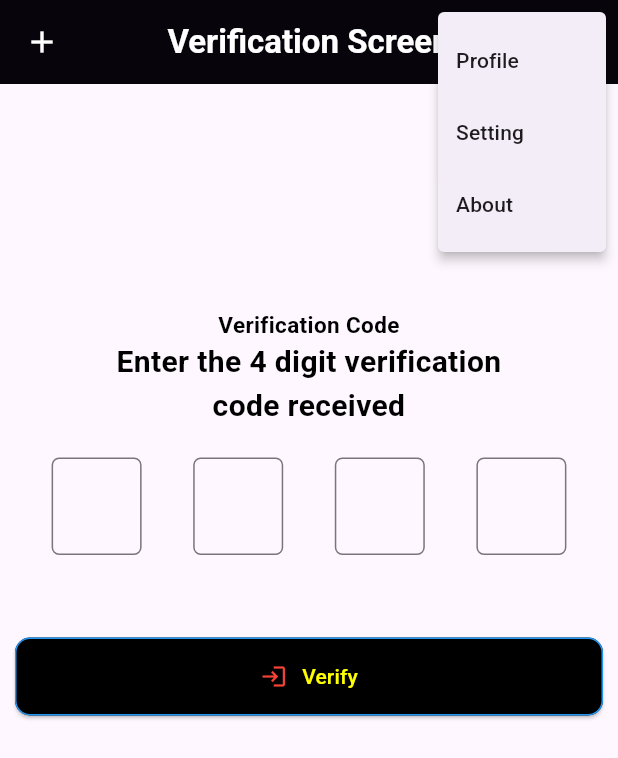
After one commit to Akhi626052/practice_dart_ui, a Flutter app: the OtpPage screen opened directly, after a tap on the "more vert" icon, on a phone screen of 412 x 824 dp. The commit adds this screen. Shown: the top 758 px of the screen. Run offline on Flutter 3.47's test engine with Material 3 defaults, Android fonts, the phone set to English and light mode, and no system bars; our stand-ins replace bloc, firebase_auth, firebase_core, firebase_messaging, flutter_bloc, flutter_local_notifications and 6 more; accounts and stored records are empty.

Commit message:
save all code

```diff
--- a/lib/daily_read_ui_component/show_modal_bottom_sheet.dart
+++ b/lib/daily_read_ui_component/show_modal_bottom_sheet.dart
@@ -122,7 +122,8 @@ class _RepotBottomSheet extends StatelessWidget{
                 child: Container(width: 70,height: 4,
                   decoration: BoxDecoration(
                       color: Colors.black12,
-                      borderRadius: BorderRadius.circular(20)
+                      borderRadius: BorderRadius.circular(20),
+
                   ),
                 )),
             _buildOption("Tell us why you're not interested"),
@@ -156,6 +157,7 @@ class _RepotBottomSheet extends StatelessWidget{
     );
   }
 }
+
 ButtonStyle _buttonStyle(){
   return ElevatedButton.styleFrom(
     padding: EdgeInsets.symmetric(horizontal: 10),
--- /dev/null
+++ b/lib/otp/pages/otp_page.dart
@@ -0,0 +1,275 @@
+import 'package:flutter/material.dart';
+import 'package:flutter/services.dart';
+import '../../widgets/elevated_bt.dart';
+
+void main(){
+  runApp(
+      MaterialApp(
+    home: OtpPage(),
+    debugShowCheckedModeBanner: false,
+  ));
+}
+class OtpPage extends StatefulWidget{
+  const OtpPage({Key? key}) : super(key: key);
+
+  @override
+  State<OtpPage> createState() => _OtpPageState();
+}
+
+class _OtpPageState extends State<OtpPage> {
+  TextEditingController textCon1 = TextEditingController();
+  TextEditingController textCon2 = TextEditingController();
+  TextEditingController textCon3 = TextEditingController();
+  TextEditingController textCon4 = TextEditingController();
+  final focus1 = FocusNode();
+  final focus2 = FocusNode();
+  final focus3 = FocusNode();
+  final focus4 = FocusNode();
+
+  @override
+  void dispose() {
+    textCon1.dispose();
+    textCon2.dispose();
+    textCon3.dispose();
+    textCon4.dispose();
+
+    focus1.dispose();
+    focus2.dispose();
+    focus3.dispose();
+    focus4.dispose();
+
+    super.dispose();
+  }
+  @override
+  Widget build(BuildContext context){
+
+
+    print("OTP page build method called");
+    return PopScope(
+      canPop: true,
+      onPopInvokedWithResult: (didPop, result){
+        print("Back button pressed. didPop: $didPop, result: $result");
+        // Return true to allow the pop, false to prevent it
+        FocusManager.instance.primaryFocus?.unfocus();
+        // return Future.value(true);
+      },
+      child: Scaffold(
+        appBar: AppBar(
+          title: Text("Verification Screen"),
+          backgroundColor: Colors.black,
+          foregroundColor: Colors.white,
+          titleSpacing: 0,
+          centerTitle: true,
+          elevation: 2,
+          titleTextStyle: TextStyle(
+            color: Colors.white,
+            fontSize: 22,
+            fontWeight: FontWeight.bold,
+          ),
+          leading: IconButton(onPressed: (){}, icon: Icon(Icons.add)),
+          actions: [
+            IconButton(onPressed: (){}, icon: Icon(Icons.search)),
+            // IconButton(onPressed: (){}, icon: Icon(Icons.more_vert)),
+              // context: current widget ki information
+              PopupMenuButton<String>(
+                  onSelected: (value){
+
+                      if(value == "profile"){
+                         print("Open Profile screen wait");
+                      }
+                      else if(value=="setting"){
+                         print("Open Setting screen wait");
+                      }
+                      else if(value == "about"){
+                         print("Open About screen wait");
+                      }
+
+                  },
+            itemBuilder: (context)=>[
+              PopupMenuItem(child: Text("Profile"), value: "profile",),
+              PopupMenuItem(child: Text("Setting"), value: "setting",),
+              PopupMenuItem(child: Text("About"), value: "about",),
+            ]),
+          ],
+        ),
+
+        body: GestureDetector(
+          onTap: (){
+            FocusManager.instance.primaryFocus?.unfocus();
+          },
+          child: SingleChildScrollView(
+            scrollDirection: Axis.vertical,
+            child: Column(
+              mainAxisSize: MainAxisSize.max,
+              crossAxisAlignment: CrossAxisAlignment.stretch,
+              children: [
+                SizedBox(height: 150,),
+                Center(child: Text("Verification Code",textAlign: TextAlign.center,key: Key("vr"),style: TextStyle(color: Colors.black, fontSize: 15, fontWeight: FontWeight.bold),)),
+                Center(child: SizedBox(
+                  width: 300,
+                  child: Text("Enter the 4 digit verification code received",
+                    textAlign: TextAlign.center,
+                    softWrap: true,// the text will mover to the next line
+                    maxLines: 2,
+                    selectionColor: Colors.blue,
+                    // cursorColor: Colors.red,
+                    // selectionHeightStyle: BoxHeightStyle.tight,
+                    textDirection: TextDirection.ltr,
+                    // overflow: ,
+                    overflow: TextOverflow.ellipsis,
+                    locale: Locale("en"),
+
+                    textHeightBehavior: TextHeightBehavior(
+                      applyHeightToFirstAscent: true,
+                      applyHeightToLastDescent: true,
+                    ),
+                    // strutStyle: StrutStyle(
+                    //   fontSize: 15,
+                    //   fontWeight: FontWeight.bold,
+                    //   fontStyle: FontStyle.italic,
+                    //   forceStrutHeight: true,
+                    // ),
+                    semanticsLabel: "Enter the 4 digit verification code received",
+                    // textScaler: TextScaler.linear(1.0),
+                    textWidthBasis: TextWidthBasis.longestLine,
+                    // semanticsIdentifier: "Enter the 4 digit verification code received",
+                    // textScaleFactor: 1.0,
+                    style: TextStyle(color: Colors.black,fontWeight: FontWeight.bold,fontSize: 20),),
+                ),),
+                SizedBox(height: 20,),
+                Row(
+                  mainAxisAlignment: MainAxisAlignment.spaceEvenly,
+                  children: [
+                    myInputBox(context, textCon1, focus1, focus2,null,true),
+                    myInputBox(context, textCon2, focus2, focus3,focus1,false),
+                    myInputBox(context, textCon3, focus3, focus4,focus2,false),
+                    myInputBox(context, textCon4, focus4, null,focus3,false),
+                  ],
+                ),
+                SizedBox(height: 50,),
+
+                // Container(
+                //   margin: EdgeInsets.symmetric(horizontal: 10),
+                //   child: ElevatedButton(
+                //       style: ElevatedButton.styleFrom(
+                //         backgroundColor: Colors.black,
+                //         foregroundColor: Colors.white,
+                //         padding: EdgeInsets.symmetric(horizontal: 10, vertical: 10),
+                //         shape: RoundedRectangleBorder(
+                //           borderRadius: BorderRadius.circular(10),
+                //           side: BorderSide(width: 1, color: Colors.black),
+                //
+                //         )
+                //       ),
+                //       onPressed: (){}, child: Text("Verify",style: TextStyle(color: Colors.white,fontSize: 22, fontWeight: FontWeight.bold),)),
+                // ),
+
+                myButton(
+                    onTap: (){
+                    print("Verify button pressed");
+                  }, text: 'Verify',
+                     textColor: Colors.yellowAccent,
+                     icon: Icons.login,iconColor: Colors.red,
+                  // iconColor: Colors.white,
+                ),
+
+
+                // Container(
+                //   height: 60,
+                //   width: 60,
+                //   decoration: BoxDecoration(
+                //     color: Colors.black,
+                //     borderRadius: BorderRadius.circular(10),
+                //     border: Border.all(width: 1, color: Colors.blue),
+                //   ),
+                // ),
+
+
+              ]
+            ),
+          ),
+        ),
+      ),
+    );
+  }
+
+  Widget myInputBox(BuildContext context, TextEditingController controller,FocusNode currentFocus, FocusNode? nextFocus, FocusNode? previousFocus,bool autoFocus){
+    return Container(width: 60, height: 70,
+        // decoration: BoxDecoration(
+        //   color: Colors.white,
+        //   borderRadius: BorderRadius.circular(5),
+        //   border: Border.all(width: 1, color: Colors.black),
+        // ),
+        child: KeyboardListener(
+          focusNode: FocusNode(),
+
+          onKeyEvent: (event){
+            // KeyDownEvent → Key dabayi gayi
+            // KeyUpEvent → Key chhodi gayi
+            if(event is KeyDownEvent && event.logicalKey == LogicalKeyboardKey.backspace){
+              if(controller.text.isEmpty && previousFocus != null){
+                FocusScope.of(context).requestFocus(previousFocus);
+              }
+            }
+          },
+          child: TextField(
+            // onTapOutside: (event) {
+            //   currentFocus.unfocus();
+            // },
+            // onEditingComplete: () {
+            //   FocusManager.instance.primaryFocus?.unfocus();
+            // },
+            // autofocus: true,
+            autofocus: autoFocus,
+            focusNode: currentFocus,
+            controller: controller,
+            key: Key("otp"),
+            minLines: 1,
+            maxLines: 1,
+            maxLength: 1,
+            // keyboardType: TextInputType.number,
+            textAlign: TextAlign.center,
+            // keyboardAppearance: ,
+            keyboardType: TextInputType.phone,
+            // onChanged: (value){
+            //   if(value.length == 1 && nextFocus != null){
+            //     FocusScope.of(context).requestFocus(nextFocus);
+            //   }else{
+            //     // Last OTP box
+            //     FocusScope.of(context).unfocus();
+            //   }
+            // },
+            onChanged: (value) {
+              if (value.length == 1) {
+                if (nextFocus != null) {
+                  FocusScope.of(context).requestFocus(nextFocus);
+                }
+                else {
+                  // Last OTP box
+                  // FocusScope.of(context).unfocus();
+                  currentFocus.unfocus();
+                  FocusManager.instance.primaryFocus?.unfocus();
+                }
+              }
+            },
+
+            style: TextStyle(color: Colors.black, fontSize: 22, fontWeight: FontWeight.bold),
+            decoration: InputDecoration(
+              // labelText: "dsdsfdsv",
+
+              counterText: '',
+              border: OutlineInputBorder(
+                borderRadius: BorderRadius.circular(5),
+                borderSide: BorderSide(width: 1, color: Colors.black),
+              ),
+            ),
+
+          ),
+        ),
+
+
+
+
+    );
+        }
+}
--- a/lib/textfield.dart
+++ b/lib/textfield.dart
@@ -161,11 +161,6 @@ class _DashBordScreenState extends State<DashBordScreen> {
           ),
 
 
-
-
-
-
-
             ElevatedButton(onPressed: (){
               String uEmail = emailText.text.toString();
               String uPass = passText.text;
--- /dev/null
+++ b/lib/widgets/elevated_bt.dart
@@ -0,0 +1,40 @@
+import 'package:flutter/material.dart';
+class myButton extends StatelessWidget {
+  final String text;
+  final VoidCallback onTap;
+  final IconData? icon;
+  final Color? iconColor;
+  final Color? textColor;
+  const myButton({Key? key, required this.text, required this.onTap, this.icon, this.iconColor = Colors.white, this.textColor= Colors.white}) : super(key: key);
+
+  @override
+  Widget build(BuildContext context) {
+    return Container(
+      margin: EdgeInsets.symmetric(horizontal: 10),
+      child: ElevatedButton(
+        style: ElevatedButton.styleFrom(
+          padding: EdgeInsets.symmetric(vertical: 16),
+          backgroundColor: Colors.black,
+          // foregroundColor: Colors.white,
+          shape: RoundedRectangleBorder(
+            borderRadius: BorderRadius.circular(10),
+            side: BorderSide(width: 1, color: Colors.blue)
+          )
+        ),
+        onPressed: onTap,
+        child: Row(
+          mainAxisSize: MainAxisSize.min,
+          children: [
+            if (icon != null) ...[
+              Icon(icon, color: iconColor,),
+              SizedBox(width: 10,),
+            ],
+
+
+            Text(text, style: TextStyle(color: textColor),),
+          ],
+        ),
+      ),
+    );
+  }
+}
```
Also changed, not shown: lib/daily_read_ui_component/practice_ui.dart (added, +75 -0 lines), lib/daily_read_ui_component/show_snackbar.dart (+8 -5 lines), lib/daily_read_ui_component/textfield_pra.dart (added, +79 -0 lines), lib/multi_language_support/multi_lng_support.dart (added, +49 -0 lines), lib/otp/custom_widget/custom_button.dart (added, +8 -0 lines).
